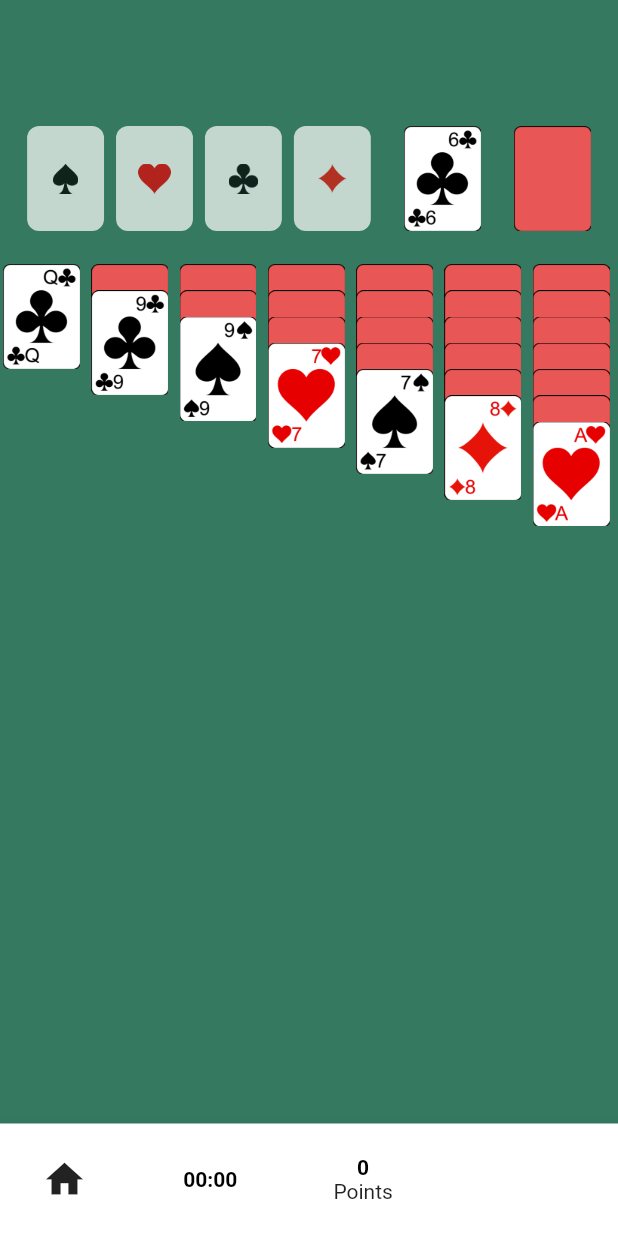
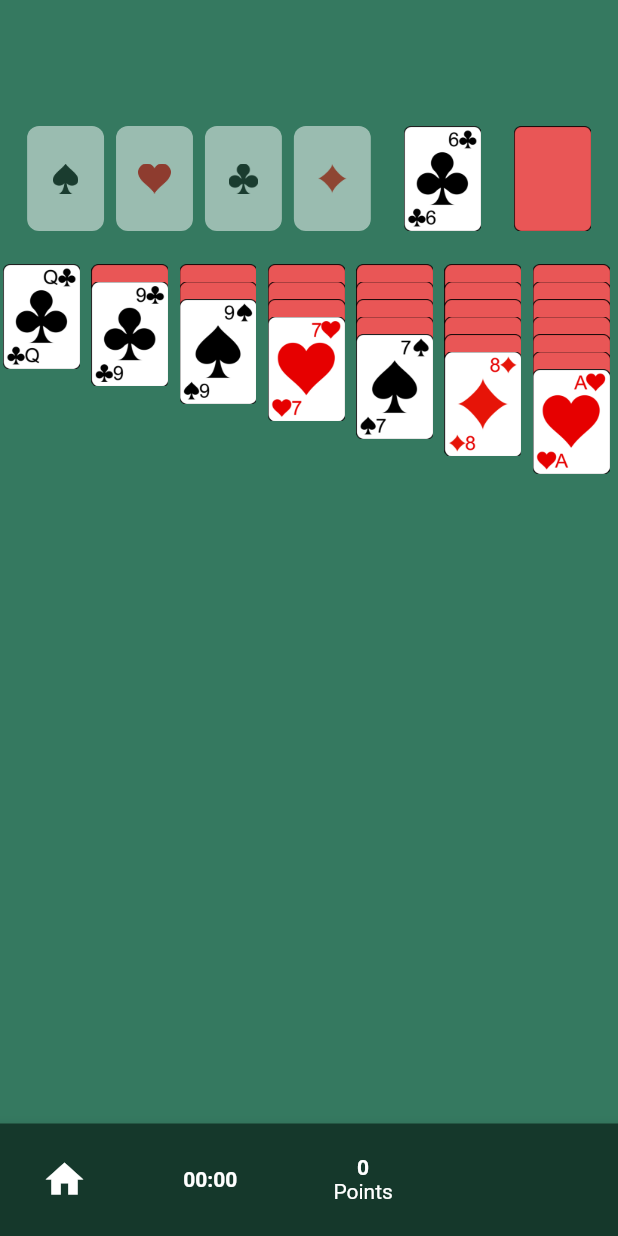
Before and after one commit to bensherriff/simplySolitaire, a Flutter app: the KlondikeScreen screen opened directly, on a phone screen of 412 x 824 dp. Run offline on Flutter 3.47's test engine with Material 2 defaults, Android fonts, the phone set to English and light mode, and no system bars; our stand-ins replace get, settings_ui.

Commit message:
Updated versions, cleanup, working on hiding/showing cards when cards are moved

```diff
--- a/lib/card_foundation.dart
+++ b/lib/card_foundation.dart
@@ -25,10 +25,10 @@ class CardFoundation extends StatefulWidget {
 class CardFoundationState extends State<CardFoundation> {
   @override
   Widget build(BuildContext context) {
-    return DragTarget<Map>(
-      builder: (context, listOne, listTwo) {
-        return widget.cards.isEmpty ? Opacity(
-          opacity: 0.7,
+    return Stack(
+      children: <Widget>[
+        Opacity(
+          opacity: 0.5,
           child: Container(
             decoration: BoxDecoration(
               borderRadius: BorderRadius.circular(8.0),
@@ -50,7 +50,10 @@ class CardFoundationState extends State<CardFoundation> {
               ),
             ),
           ),
-        ) : TransformedCard(
+        ),
+        DragTarget<Map>(
+          builder: (context, listOne, listTwo) {
+            return widget.cards.isEmpty ? const SizedBox() : TransformedCard(
               playingCard: widget.cards.last,
               columnIndex: widget.columnIndex,
               attachedCards: [
@@ -64,13 +67,11 @@ class CardFoundationState extends State<CardFoundation> {
             if (value != null) {
               PlayingCard cardAdded = value["cards"].last;
               if (cardAdded.suit == widget.cardSuit) {
-            if (CardRank.values.indexOf(cardAdded.rank) ==
-                widget.cards.length) {
+                if (CardRank.values.indexOf(cardAdded.rank) == widget.cards.length) {
                   return true;
                 }
               }
             }
-
             return false;
           },
           onAccept: (value) {
@@ -79,6 +80,8 @@ class CardFoundationState extends State<CardFoundation> {
               value["currentColumnIndex"],
             );
           },
+        )
+      ],
     );
   }
 
--- a/lib/game_timer.dart
+++ b/lib/game_timer.dart
@@ -44,7 +44,7 @@ class GameTimer {
       '$minutes:$seconds',
       style: const TextStyle(
           fontWeight: FontWeight.bold,
-          color: Colors.black
+          color: Colors.white
       ),
     );
   }
--- a/lib/screens/klondike_screen.dart
+++ b/lib/screens/klondike_screen.dart
@@ -82,6 +82,7 @@ class KlondikeScreenState extends GameScreenState<KlondikeScreen> {
         ],
       ),
       bottomNavigationBar: BottomAppBar(
+        color: const Color(0xFF15382b),
         shape: const CircularNotchedRectangle(),
         child: SizedBox(
           height: 75.0,
@@ -92,6 +93,7 @@ class KlondikeScreenState extends GameScreenState<KlondikeScreen> {
               IconButton(
                 icon: const Icon(Icons.home),
                 iconSize: 30.0,
+                color: Colors.white,
                 padding: const EdgeInsets.only(left: 28.0, right: 28.0),
                 onPressed: () {
                   widget.timer.stopTimer(reset: false);
@@ -108,16 +110,17 @@ class KlondikeScreenState extends GameScreenState<KlondikeScreen> {
                     Text(widget.moves.totalPoints().toString(),
                       style: const TextStyle(
                         fontWeight: FontWeight.bold,
-                        color: Colors.black
+                        color: Colors.white
                       ),
                     ),
-                    const Text("Points")
+                    const Text("Points", style: TextStyle(color: Colors.white) )
                   ]
                 ),
               ),
               (widget.moves.isNotEmpty)? IconButton(
                 icon: const Icon(Icons.arrow_back),
                 iconSize: 30.0,
+                color: Colors.white,
                 padding: const EdgeInsets.only(left: 28.0, right: 28.0),
                 onPressed: () {
                   Move? lastMove = widget.moves.pop();
--- a/lib/transformed_card.dart
+++ b/lib/transformed_card.dart
@@ -19,7 +19,7 @@ class TransformedCard extends StatefulWidget {
     required this.playingCard,
     required this.attachedCards,
     required this.onClick,
-    this.transformDistance = Utilities.cardHeight/4,
+    this.transformDistance = Utilities.cardHeight/6,
     this.transformIndex = 0,
     this.columnIndex = -1
   }) : super(key: key);
@@ -63,24 +63,25 @@ class TransformedCardState extends State<TransformedCard> {
           cards: widget.attachedCards,
           columnIndex: 1,
           onCardsAdded: (card, position) {},
-          onClick: (cards, currentColumnIndex){}
+          onClick: (cards, currentColumnIndex) {}
       ),
-      childWhenDragging: buildFaceUpCard(),
+      childWhenDragging: buildFaceUpCard(false),
       data: {
         "cards": widget.attachedCards,
         "currentColumnIndex": widget.columnIndex,
       },
-      child: buildFaceUpCard(),
+      child: buildFaceUpCard(true),
     );
   }
 
-  Widget buildFaceUpCard() {
+
+  Widget buildFaceUpCard(visible) {
     return Material(
       color: Colors.transparent,
       child: SizedBox(
         height: Utilities.cardHeight,
         width: Utilities.cardWidth,
-        child: Image.asset('images/${widget.playingCard.suit.toShortString()}/${widget.playingCard.rank.toShortString()}.png'),
+        child: visible? Image.asset('images/${widget.playingCard.suit.toShortString()}/${widget.playingCard.rank.toShortString()}.png') : null,
       ),
     );
   }
```
Also changed, not shown: lib/screens/options_screen.dart (+24 -23 lines), pubspec.lock, 11 other files. Lines whose indentation alone changed are shown as unchanged.
